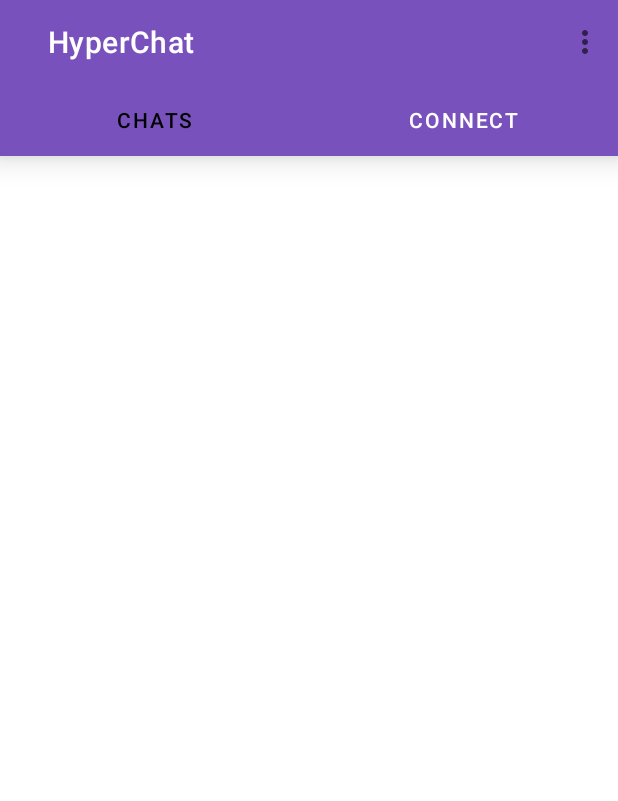
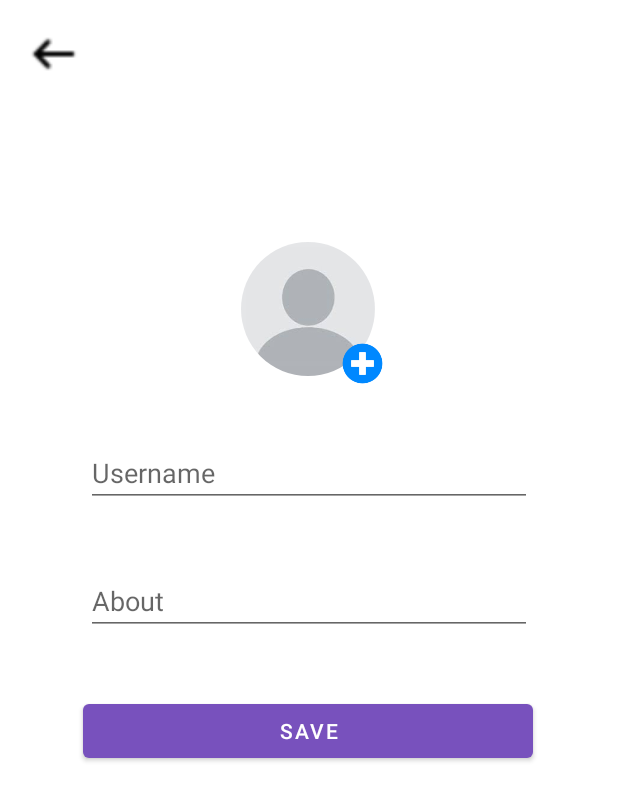
Before and after one commit to Andreasgdp/HyperChat, an Android app: the MainFragment screen opened directly, with no data from a screen before it, in the options menu, after a tap on "Settings", on a phone screen of 412 x 824 dp. Shown: the top 801 px of the screen. Run offline under Robolectric (Android 15) with nearby library versions, the phone set to English and light mode, and no system bars; our stand-ins replace CircleImageView, Firebase (no records; nobody signed in at launch, a user with empty details on screens opened directly), Picasso; pictures from the network do not load; 3 statements that could not run were skipped.

Commit message:
done with basic functionality of app

```diff
--- a/app/build.gradle
+++ b/app/build.gradle
@@ -41,6 +41,8 @@ android {
 dependencies {
 
     implementation 'androidx.legacy:legacy-support-v4:1.0.0'
+    implementation 'com.google.firebase:firebase-firestore:24.0.1'
+    implementation 'com.google.firebase:firebase-storage-ktx:20.0.0'
     def lifecycle_version = "2.5.0-alpha04"
     def arch_version = "2.1.0"
 
--- a/app/src/main/java/com/example/chat/views/MainFragment.kt
+++ b/app/src/main/java/com/example/chat/views/MainFragment.kt
@@ -1,13 +1,10 @@
 package com.example.chat.views
 
 import android.os.Bundle
-import android.view.LayoutInflater
 import android.view.View
-import android.view.ViewGroup
 import android.widget.Toast
 import androidx.appcompat.widget.Toolbar
 import androidx.fragment.app.Fragment
-import androidx.fragment.app.FragmentPagerAdapter
 import androidx.fragment.app.viewModels
 import androidx.navigation.fragment.findNavController
 import com.example.chat.R
@@ -32,10 +29,7 @@ class MainFragment : Fragment(R.layout.fragment_main) {
             // switch case in kotlin
             when (it.itemId) {
                 R.id.menu_settings -> {
-                    Toast.makeText(requireActivity(), "Settings", Toast.LENGTH_SHORT).show()
-                }
-                R.id.menu_grup_chat -> {
-                    Toast.makeText(requireActivity(), "Group Chat", Toast.LENGTH_SHORT).show()
+                    findNavController().navigate(MainFragmentDirections.actionMainFragmentToSettingsFragment())
                 }
                 R.id.menu_log_out -> {
                     viewModel.signOut()
--- /dev/null
+++ b/app/src/main/java/com/example/chat/views/SettingsFragment.kt
@@ -0,0 +1,114 @@
+package com.example.chat.views
+
+import android.content.Intent
+import android.os.Bundle
+import android.view.View
+import android.widget.Toast
+import androidx.fragment.app.Fragment
+import androidx.fragment.app.viewModels
+import androidx.navigation.fragment.findNavController
+import com.example.chat.R
+import com.example.chat.databinding.FragmentSettingsBinding
+import com.example.chat.models.User
+import com.example.chat.viewModels.AuthViewModel
+import com.google.firebase.auth.FirebaseAuth
+import com.google.firebase.database.DataSnapshot
+import com.google.firebase.database.DatabaseError
+import com.google.firebase.database.FirebaseDatabase
+import com.google.firebase.database.ValueEventListener
+import com.google.firebase.database.ktx.database
+import com.google.firebase.ktx.Firebase
+import com.google.firebase.storage.FirebaseStorage
+import com.squareup.picasso.Picasso
+import java.util.*
+import kotlin.collections.HashMap
+
+
+class SettingsFragment : Fragment(R.layout.fragment_settings) {
+
+    private var fragmentSettingsBinding: FragmentSettingsBinding? = null
+    private val viewModel: AuthViewModel by viewModels()
+
+    private lateinit var auth: FirebaseAuth
+    private lateinit var database: FirebaseDatabase
+    private lateinit var storage: FirebaseStorage
+
+    override fun onViewCreated(view: View, savedInstanceState: Bundle?) {
+        super.onViewCreated(view, savedInstanceState)
+        val binding = FragmentSettingsBinding.bind(view)
+        fragmentSettingsBinding = binding
+
+        auth = FirebaseAuth.getInstance()
+        database =
+            Firebase.database("https://hyperchat-282b7-default-rtdb.europe-west1.firebasedatabase.app/")
+        storage = FirebaseStorage.getInstance()
+
+        binding.btnSettingsBack.setOnClickListener {
+            findNavController().navigate(
+                SettingsFragmentDirections.actionSettingsFragmentToMainFragment()
+            )
+        }
+
+        binding.btnSave.setOnClickListener {
+            if (!binding.inputAbout.text.toString().equals("") || !binding.inputUsernameChange.text.toString().equals("")) {
+                val about = binding.inputAbout.text.toString()
+                val username = binding.inputUsernameChange.text.toString()
+
+                val obj: HashMap<String, Any> = hashMapOf()
+
+                obj["userName"] = username
+                obj["status"] = about
+
+                database.reference.child("Users").child(FirebaseAuth.getInstance().uid!!).updateChildren(obj)
+            } else {
+                Toast.makeText(activity, "Enter Credentials!", Toast.LENGTH_SHORT).show()
+            }
+        }
+
+        database.reference.child("Users").child(FirebaseAuth.getInstance().uid!!)
+            .addListenerForSingleValueEvent(object : ValueEventListener {
+                override fun onDataChange(snapshot: DataSnapshot) {
+                    val user = snapshot.getValue(User::class.java)
+                    Picasso.get().load(user!!.profilePic).placeholder(R.drawable.avatar4)
+                        .into(binding.listProfileImage3)
+
+                    binding.inputAbout.setText(user.status)
+                    binding.inputUsernameChange.setText(user.userName)
+                }
+
+                override fun onCancelled(error: DatabaseError) {}
+
+            })
+
+        binding.profilePicAddBtn.setOnClickListener {
+            val intent = Intent()
+            intent.action = Intent.ACTION_GET_CONTENT
+            intent.type = "image/*"
+            startActivityForResult(intent, 25)
+        }
+    }
+
+    override fun onActivityResult(requestCode: Int, resultCode: Int, data: Intent?) {
+        super.onActivityResult(requestCode, resultCode, data)
+
+        if (data!!.data != null) {
+            val sFile = data.data
+            fragmentSettingsBinding!!.listProfileImage3.setImageURI(sFile)
+
+            val reference =
+                FirebaseAuth.getInstance().uid?.let { uid ->
+                    storage.reference.child("profile_pic").child(
+                        uid
+                    )
+                }
+            reference!!.putFile(sFile!!).addOnSuccessListener {
+                reference.downloadUrl.addOnSuccessListener {
+                    database.reference.child("Users").child(FirebaseAuth.getInstance().uid!!)
+                        .child("profilePic").setValue(it.toString())
+                }
+            }
+        }
+
+
+    }
+}
--- a/app/src/main/res/layout/fragment_main.xml
+++ b/app/src/main/res/layout/fragment_main.xml
@@ -4,7 +4,7 @@
     xmlns:tools="http://schemas.android.com/tools"
     android:layout_width="match_parent"
     android:layout_height="match_parent"
-    tools:context=".views.SignUpActivity">
+    tools:context=".views.MainActivity">
 
     <androidx.appcompat.widget.Toolbar
         android:id="@+id/toolbar"
@@ -15,7 +15,7 @@
         app:layout_constraintTop_toTopOf="parent"
         app:subtitleTextColor="@color/white"
         app:title="@string/app_name"
-        app:titleMarginStart="32dp"
+        app:titleMarginStart="20dp"
         app:titleTextColor="@color/white" />
 
     <androidx.constraintlayout.widget.ConstraintLayout
--- /dev/null
+++ b/app/src/main/res/layout/fragment_settings.xml
@@ -0,0 +1,74 @@
+<?xml version="1.0" encoding="utf-8"?>
+<androidx.constraintlayout.widget.ConstraintLayout xmlns:android="http://schemas.android.com/apk/res/android"
+    xmlns:app="http://schemas.android.com/apk/res-auto"
+    xmlns:tools="http://schemas.android.com/tools"
+    android:layout_width="match_parent"
+    android:layout_height="match_parent"
+    tools:context=".views.MainActivity">
+
+    <de.hdodenhof.circleimageview.CircleImageView
+        android:id="@+id/list_profile_image3"
+        android:layout_width="100dp"
+        android:layout_height="100dp"
+        android:layout_marginTop="156dp"
+        android:padding="5dp"
+        android:src="@drawable/avatar4"
+        app:layout_constraintEnd_toEndOf="parent"
+        app:layout_constraintHorizontal_bias="0.498"
+        app:layout_constraintStart_toStartOf="parent"
+        app:layout_constraintTop_toTopOf="parent" />
+
+    <EditText
+        android:id="@+id/input_username_change"
+        android:layout_width="297dp"
+        android:layout_height="42dp"
+        android:layout_marginTop="40dp"
+        android:ems="10"
+        android:hint="@string/input_username"
+        android:inputType="textPersonName"
+        app:layout_constraintEnd_toEndOf="parent"
+        app:layout_constraintStart_toStartOf="parent"
+        app:layout_constraintTop_toBottomOf="@+id/list_profile_image3" />
+
+    <EditText
+        android:id="@+id/input_about"
+        android:layout_width="297dp"
+        android:layout_height="45dp"
+        android:layout_marginTop="40dp"
+        android:ems="10"
+        android:hint="@string/input_about"
+        android:inputType="textPersonName"
+        app:layout_constraintEnd_toEndOf="parent"
+        app:layout_constraintStart_toStartOf="parent"
+        app:layout_constraintTop_toBottomOf="@+id/input_username_change" />
+
+    <Button
+        android:id="@+id/btn_save"
+        android:layout_width="300dp"
+        android:layout_height="wrap_content"
+        android:layout_marginTop="40dp"
+        android:text="@string/btn_save"
+        app:layout_constraintEnd_toEndOf="parent"
+        app:layout_constraintHorizontal_bias="0.495"
+        app:layout_constraintStart_toStartOf="parent"
+        app:layout_constraintTop_toBottomOf="@+id/input_about" />
+
+    <ImageView
+        android:id="@+id/profilePicAddBtn"
+        android:layout_width="27dp"
+        android:layout_height="27dp"
+        android:src="@drawable/plus"
+        app:layout_constraintBottom_toBottomOf="@+id/list_profile_image3"
+        app:layout_constraintEnd_toEndOf="@+id/list_profile_image3" />
+
+    <ImageView
+        android:id="@+id/btn_settings_back"
+        android:layout_width="40dp"
+        android:layout_height="40dp"
+        android:layout_marginStart="16dp"
+        android:layout_marginTop="16dp"
+        android:src="@drawable/leftarrow"
+        app:layout_constraintStart_toStartOf="parent"
+        app:layout_constraintTop_toTopOf="parent" />
+
+</androidx.constraintlayout.widget.ConstraintLayout>
--- a/app/src/main/res/menu/menu.xml
+++ b/app/src/main/res/menu/menu.xml
@@ -6,9 +6,6 @@
         android:id="@+id/menu_settings"
         android:title="@string/text_menu_settings" />
     <item
-        android:id="@+id/menu_grup_chat"
-        android:title="@string/text_menu_group_chat" />
-    <item
         android:id="@+id/menu_log_out"
         android:title="@string/text_menu_log_out" />
 </menu>
--- a/app/src/main/res/navigation/nav_graph.xml
+++ b/app/src/main/res/navigation/nav_graph.xml
@@ -12,10 +12,14 @@
         android:label="SignInFragment" >
         <action
             android:id="@+id/action_signInFragment_to_signUpFragment"
-            app:destination="@id/signUpFragment" />
+            app:destination="@id/signUpFragment"
+            app:enterAnim="@android:anim/fade_in"
+            app:exitAnim="@android:anim/fade_out" />
         <action
             android:id="@+id/action_signInFragment_to_mainFragment"
-            app:destination="@id/mainFragment" />
+            app:destination="@id/mainFragment"
+            app:enterAnim="@android:anim/fade_in"
+            app:exitAnim="@android:anim/fade_out" />
     </fragment>
     <fragment
         tools:layout="@layout/fragment_sign_up"
@@ -24,7 +28,9 @@
         android:label="SignUpFragment" >
         <action
             android:id="@+id/action_signUpFragment_to_signInFragment"
-            app:destination="@id/signInFragment" />
+            app:destination="@id/signInFragment"
+            app:enterAnim="@android:anim/fade_in"
+            app:exitAnim="@android:anim/fade_out" />
         <action
             android:id="@+id/action_signUpFragment_to_mainFragment"
             app:destination="@id/mainFragment" />
@@ -36,10 +42,15 @@
         tools:layout="@layout/fragment_main" >
         <action
             android:id="@+id/action_mainFragment_to_signInFragment"
-            app:destination="@id/signInFragment" />
+            app:destination="@id/signInFragment"
+            app:enterAnim="@android:anim/fade_in"
+            app:exitAnim="@android:anim/fade_out" />
         <action
             android:id="@+id/action_mainFragment_to_activeChatFragment"
             app:destination="@id/activeChatFragment" />
+        <action
+            android:id="@+id/action_mainFragment_to_settingsFragment"
+            app:destination="@id/settingsFragment" />
     </fragment>
     <fragment
         android:id="@+id/activeChatFragment"
@@ -64,9 +75,20 @@
         tools:layout="@layout/fragment_init_loading" >
         <action
             android:id="@+id/action_initLoadingFragment_to_signInFragment"
-            app:destination="@id/signInFragment" />
+            app:destination="@id/signInFragment"
+            app:enterAnim="@android:anim/fade_in" />
         <action
             android:id="@+id/action_initLoadingFragment_to_mainFragment"
+            app:destination="@id/mainFragment"
+            app:enterAnim="@android:anim/fade_in" />
+    </fragment>
+    <fragment
+        android:id="@+id/settingsFragment"
+        android:name="com.example.chat.views.SettingsFragment"
+        android:label="fragment_settings"
+        tools:layout="@layout/fragment_settings" >
+        <action
+            android:id="@+id/action_settingsFragment_to_mainFragment"
             app:destination="@id/mainFragment" />
     </fragment>
 </navigation>
--- a/app/src/main/res/values/strings.xml
+++ b/app/src/main/res/values/strings.xml
@@ -3,15 +3,16 @@
     <string name="input_username">Username</string>
     <string name="input_email">Email</string>
     <string name="input_password">Password</string>
+    <string name="input_about">About</string>
     <string name="text_sign_up">Already have an account?</string>
     <string name="text_sign_in">Click to Sign Up</string>
     <string name="text_menu_settings">Settings</string>
-    <string name="text_menu_group_chat">Group Chat</string>
     <string name="text_menu_log_out">Log Out</string>
     <string name="btn_google">GOOGLE</string>
     <string name="btn_facebook">FACEBOOK</string>
     <string name="btn_sign_up">Sign Up</string>
     <string name="btn_sign_in">Sign In</string>
+    <string name="btn_save">Save</string>
     <!-- TODO: Remove or change this placeholder text -->
     <string name="hello_blank_fragment">Hello blank fragment</string>
 </resources>
```
